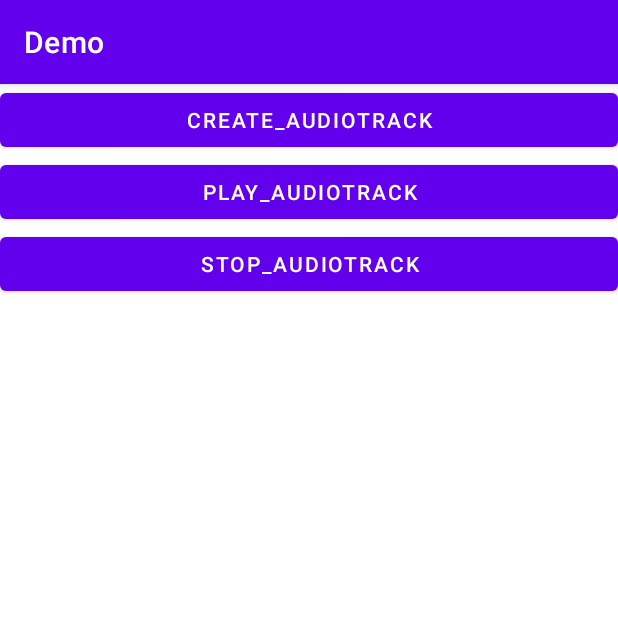
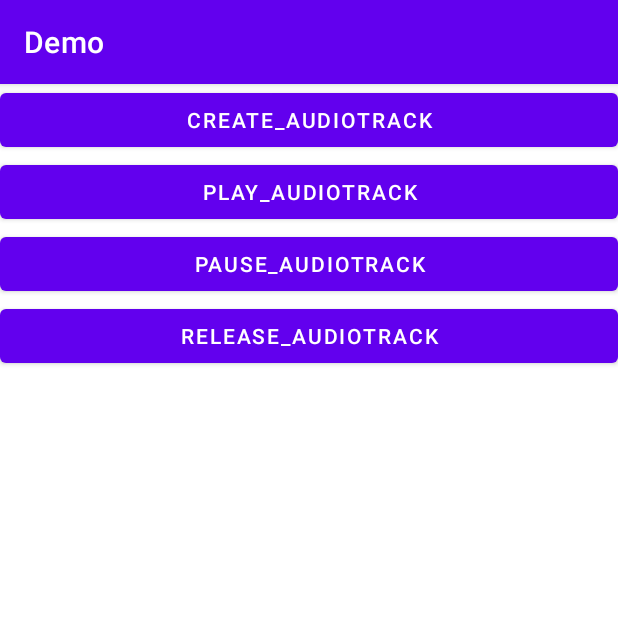
Before and after one commit to LH-1111/LH-project, an Android app: the audioTrack screen opened directly, with no data from a screen before it, after a tap on "PLAY_AUDIOTRACK", on a phone screen of 412 x 824 dp, the top half of it. Run offline under Robolectric (Android 15) with nearby library versions, the phone set to English and light mode, and no system bars.

Commit message:
Add audiotrack pause

```diff
--- a/app/build.gradle
+++ b/app/build.gradle
@@ -40,11 +40,11 @@ android {
 }
 
 dependencies {
-
     implementation 'androidx.appcompat:appcompat:1.3.1'
     implementation 'com.google.android.material:material:1.4.0'
     implementation 'androidx.constraintlayout:constraintlayout:2.1.0'
     testImplementation 'junit:junit:4.+'
     androidTestImplementation 'androidx.test.ext:junit:1.1.3'
     androidTestImplementation 'androidx.test.espresso:espresso-core:3.4.0'
+
 }
--- a/app/src/main/java/com/example/demo/audioTrack.java
+++ b/app/src/main/java/com/example/demo/audioTrack.java
@@ -30,6 +30,8 @@ public class audioTrack extends AppCompatActivity {
     ; //audiotrack buffer size
     private AudioTrack audioTrack;
 
+    int audiofocusHolder = 0;
+
     private static String TAG = "LHLOG";
 
 
@@ -53,7 +55,7 @@ public class audioTrack extends AppCompatActivity {
 
     //create Music audiotrack
     public AudioTrack createaudiotrack() {
-        Log.d(TAG, "createaudiotrack:  " + AudioManager.STREAM_MUSIC);
+        Log.d(TAG, "createaudiotrack:  " + AudioManager.STREAM_MUSIC +"bufferSize : " + bufferSize);
         audioTrack = new AudioTrack(AudioManager.STREAM_MUSIC, SAMPLE_RATE, CHANNEL_CONFIG, AUDIO_FORMAT, bufferSize, AudioTrack.MODE_STREAM);
         return audioTrack;
     }
@@ -66,31 +68,41 @@ public class audioTrack extends AppCompatActivity {
         // 模拟PCM音频数据，实际中您需要替换为实际的音频数据
         short[] audioData = generateAudioData();
         audioTrack.write(audioData, 0, audioData.length); // 将音频数据写入AudioTrack
+
         //java dump audiodata
-        String filePath = "/data/user/11/com.example.demo/files/audiodump" ;
-        try {
-            // 创建一个 FileOutputStream 对象，并指定文件路径
-            FileOutputStream fileOutputStream = new FileOutputStream(filePath);
-
-            // 使用 DataOutputStream 将数据写入文件
-            DataOutputStream dataOutputStream = new DataOutputStream(fileOutputStream);
-
-            // 写入不同类型的数据
-            for (short value : audioData) {
-                dataOutputStream.writeShort(value);
-            }
-
-            // 关闭资源
-            dataOutputStream.close();
-            fileOutputStream.close();
-
-            Log.d(TAG,"Data stream writing is successful!");
-        } catch (IOException e) {
-            Log.d(TAG,"An error occurred while writing the data stream: " + e.getMessage());
-            e.printStackTrace();
-        }
+//        String filePath = "/data/user/11/com.example.demo/files/audiodump" ;
+//        try {
+//            // 创建一个 FileOutputStream 对象，并指定文件路径
+//            FileOutputStream fileOutputStream = new FileOutputStream(filePath);
+//
+//            // 使用 DataOutputStream 将数据写入文件
+//            DataOutputStream dataOutputStream = new DataOutputStream(fileOutputStream);
+//
+//            // 写入不同类型的数据
+//            for (short value : audioData) {
+//                dataOutputStream.writeShort(value);
+//            }
+//
+//            // 关闭资源
+//            dataOutputStream.close();
+//            fileOutputStream.close();
+//
+//            Log.d(TAG,"Data stream writing is successful!");
+//        } catch (IOException e) {
+//            Log.d(TAG,"An error occurred while writing the data stream: " + e.getMessage());
+//            e.printStackTrace();
+//        }
         Log.d(TAG, "playAudio: 11111111");
 
+    }
+
+    //pause audio
+    private void pause(){
+        if(audioTrack != null) {
+            audioTrack.pause();
+        }else{
+            Log.e(TAG, "audiotrack is null");
+        }
     }
 
     private short[] generateAudioData() {
@@ -99,7 +111,7 @@ public class audioTrack extends AppCompatActivity {
         // 通常，音频数据以16位PCM样本的形式存储在short数组中
         // 例如：short[] audioData = {sample1, sample2, sample3, ...};
         // 示例：生成一个简单的正弦波声音
-        int numSamples = SAMPLE_RATE * 2; // 2秒的音频数据
+        int numSamples = SAMPLE_RATE * 5; // 2秒的音频数据
         double sampleRate = (double) SAMPLE_RATE;
         double frequency = 440.0; // 440Hz的A音
         short[] audioData = new short[numSamples];
@@ -115,10 +127,11 @@ public class audioTrack extends AppCompatActivity {
     //Stop audiotrack
     private void stopAudio() {
         Log.d(TAG, "stopAudio strat");
+        Thread.interrupted();
         audioTrack.stop(); // 停止播放
-        Log.d(TAG, "stopAudio end");
+        Log.d(TAG, "releaseaudiotrack");
         audioTrack.release(); // 释放资源
-        Log.d(TAG, "releaseaudiotrack");
+        audioTrack = null;
     }
 
     protected void onCreate(Bundle savedInstanceState) {
@@ -127,6 +140,7 @@ public class audioTrack extends AppCompatActivity {
         setContentView(R.layout.test_audiotrack);
         //Create audiotrack
         Button button_Create = findViewById(R.id.Create_audiotrack);
+
         button_Create.setOnClickListener(new View.OnClickListener() {
             @Override
             public void onClick(View view) {
@@ -142,24 +156,52 @@ public class audioTrack extends AppCompatActivity {
         button_Play.setOnClickListener(new View.OnClickListener() {
             @Override
             public void onClick(View view) {
-                int result = audioManager.requestAudioFocus(
+                audiofocusHolder = audioManager.requestAudioFocus(
                         audioFocusChangeListener,
                         AudioManager.STREAM_MUSIC,
                         AudioManager.AUDIOFOCUS_GAIN);
-                if (result == AudioManager.AUDIOFOCUS_GAIN && audioTrack != null) {
-                    playAudio();
+                Log.e(TAG, "button_Play requestAudioFocus" + audiofocusHolder);
+                if (audiofocusHolder == AudioManager.AUDIOFOCUS_GAIN && audioTrack != null) {
+                    new Thread(new Runnable() {
+                        @Override
+                        public void run() {
+                            playAudio();
+                        }
+                    }
+                    ).start();
                 } else {
                     Log.e(TAG, "button_Play error because audiofocus error or audiotrack is null");
                 }
             }
         });
+
+        //Pause audio
+        Button button_Pause = findViewById(R.id.Pause_audiotrack);
+        button_Pause.setOnClickListener(new View.OnClickListener() {
+            @Override
+            public void onClick(View view) {
+                if (audiofocusHolder == audioManager.AUDIOFOCUS_GAIN) {
+                    pause();
+                }else{
+                    Log.e(TAG,"don't have audioFocus");
+                }
+            }
+        });
+
+
         //stop audiotrack
         Button button_stop = findViewById(R.id.Stop_audiotrack);
         button_stop.setOnClickListener(new View.OnClickListener() {
             @Override
             public void onClick(View view) {
-                int ruselt = audioManager.abandonAudioFocus(audioFocusChangeListener);
-                if (ruselt == audioManager.AUDIOFOCUS_LOSS) {
+                if (audiofocusHolder == audioManager.AUDIOFOCUS_GAIN) {
+                    audiofocusHolder = audioManager.abandonAudioFocus(audioFocusChangeListener);
+                    Log.e(TAG,"audiofocusHolder" + audiofocusHolder);
+                }else{
+                    Log.e(TAG,"don't have audioFocus");
+                }
+                if (audiofocusHolder == AudioManager.AUDIOFOCUS_GAIN && audioTrack != null) {
+                    Log.e(TAG, "button_stop error because audiofocus error or audiotrack is null");
                     stopAudio();
                 }
             }
--- a/app/src/main/res/layout/test_audiotrack.xml
+++ b/app/src/main/res/layout/test_audiotrack.xml
@@ -17,9 +17,16 @@
         android:text="Play_audiotrack"/>
 
     <Button
+        android:id="@+id/Pause_audiotrack"
+        android:layout_width="match_parent"
+        android:layout_height="wrap_content"
+        android:text="Pause_audiotrack"/>
+
+    <Button
         android:id="@+id/Stop_audiotrack"
         android:layout_width="match_parent"
         android:layout_height="wrap_content"
-        android:text="Stop_audiotrack"/>
+        android:text="Release_audiotrack"
+        android:textAllCaps="true" />
 
 </LinearLayout>
```
